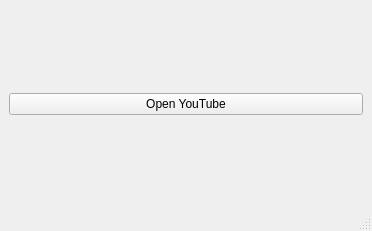
This is CMakeWidgetProject/mainwindow.ui in g-gualeni/CMakeWidgetProjectWeb as Qt 5 draws it before an edit. The edited form follows.
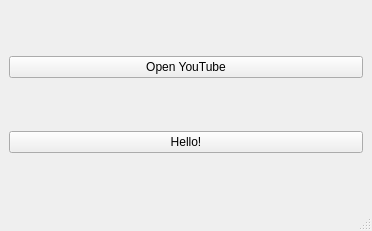
This is the edited form. Icons and pictures are not drawn.

The edit to the form file:
```diff
--- a/CMakeWidgetProject/mainwindow.ui
+++ b/CMakeWidgetProject/mainwindow.ui
@@ -32,6 +32,23 @@
       </property>
      </widget>
     </item>
+    <item>
+     <widget class="QPushButton" name="cmdHello">
+      <property name="text">
+       <string>Hello!</string>
+      </property>
+      <property name="icon">
+       <iconset resource="CMakeWidgetProject-res.qrc">
+        <normaloff>:/icons/icons8-voice.png</normaloff>:/icons/icons8-voice.png</iconset>
+      </property>
+      <property name="iconSize">
+       <size>
+        <width>32</width>
+        <height>32</height>
+       </size>
+      </property>
+     </widget>
+    </item>
    </layout>
   </widget>
   <widget class="QMenuBar" name="menubar">
```
